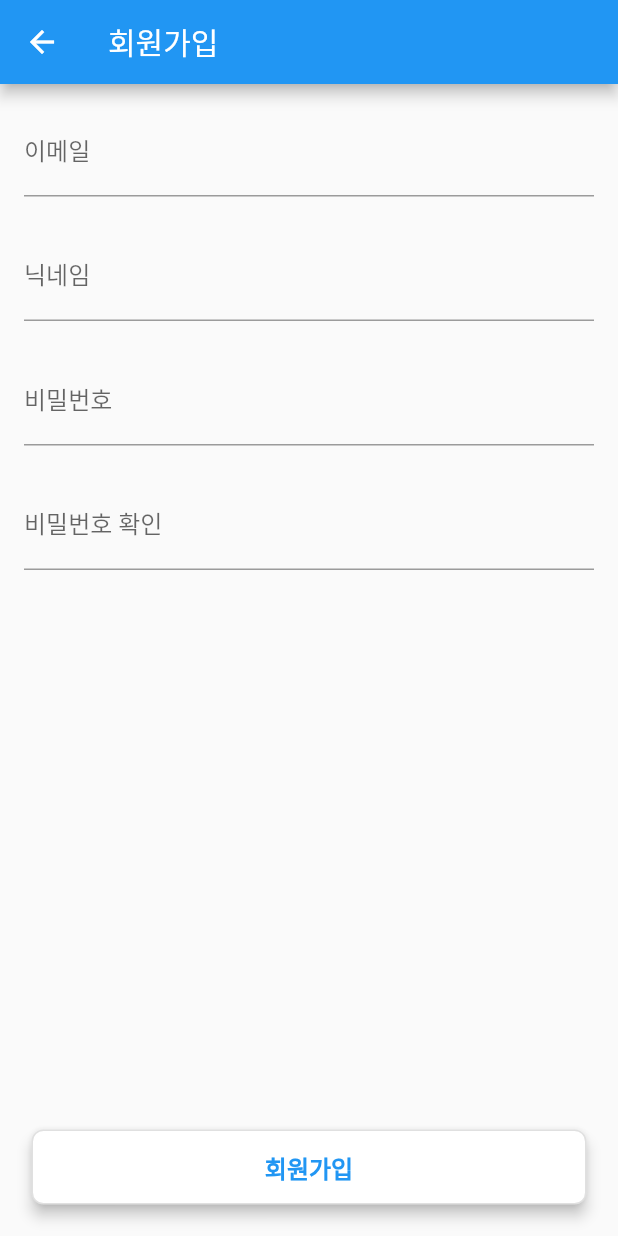
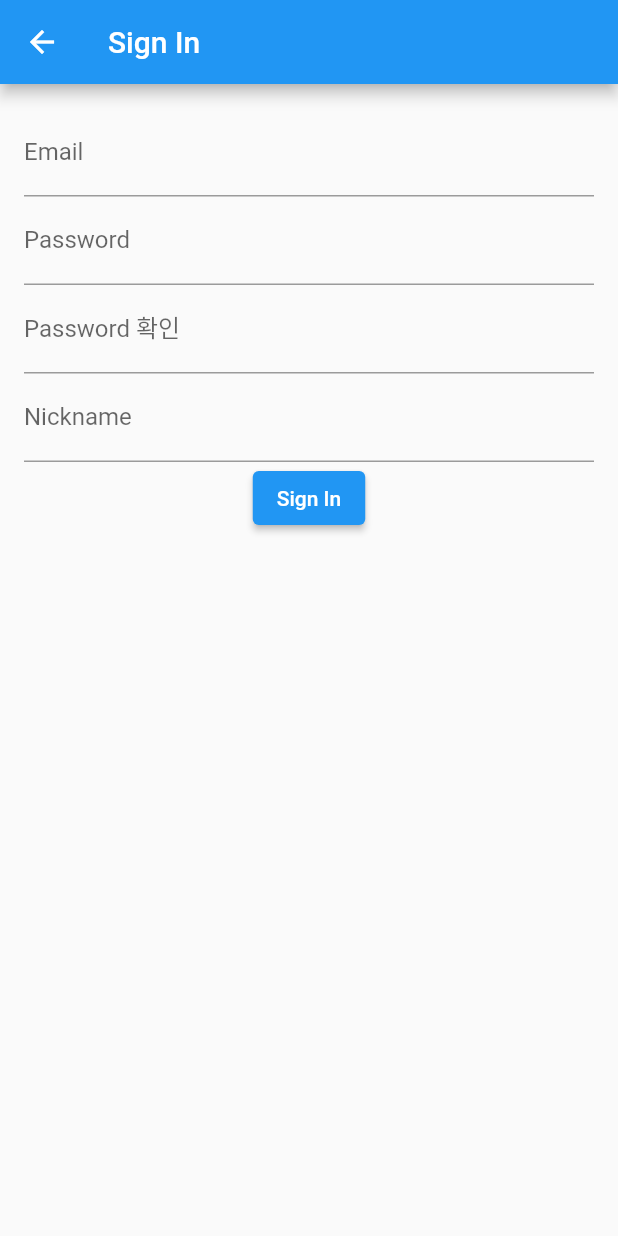
Before and after one commit to Madcamp4-Week2/Retent-Frontend, a Flutter app: the SignInFormScreen screen opened directly, on a phone screen of 412 x 824 dp. Run offline on Flutter 3.47's test engine with Material 2 defaults, Android fonts, the phone set to English and light mode, and no system bars; our stand-ins replace dropdown_button2, fl_chart, flip_card, flutter_slidable, rxdart; missing offline and left inert: kakao_flutter_sdk_common, kakao_flutter_sdk_user; Roboto replaces fonts that are missing (Pretendard).

Commit message:
회원가입 완료

```diff
--- a/lib/Views/Login/signin_form_screen.dart
+++ b/lib/Views/Login/signin_form_screen.dart
@@ -1,150 +1,100 @@
+// signin_form_screen.dart
 import 'package:flutter/material.dart';
-import 'package:test_project/Models/user.dart';
 import 'package:test_project/Services/api_user.dart';
-import 'package:test_project/Services/base_client.dart';
+import 'package:test_project/Views/Home/home_screen.dart';
 
 class SignInFormScreen extends StatefulWidget {
+  const SignInFormScreen({Key? key}) : super(key: key);
+
   @override
   _SignInFormScreenState createState() => _SignInFormScreenState();
 }
 
 class _SignInFormScreenState extends State<SignInFormScreen> {
-  final _formKey = GlobalKey<FormState>();
   final _emailController = TextEditingController();
+  final _password1Controller = TextEditingController();
+  final _password2Controller = TextEditingController();
   final _nicknameController = TextEditingController();
-  final _passwordController = TextEditingController();
-  final _confirmPasswordController = TextEditingController();
 
-  @override
-  void dispose() {
-    _emailController.dispose();
-    _nicknameController.dispose();
-    _passwordController.dispose();
-    _confirmPasswordController.dispose();
-    super.dispose();
-  }
-
-  void _submitForm() {
-    if (_formKey.currentState!.validate()) {
+  void _signin() async {
     final email = _emailController.text;
+    final password1 = _password1Controller.text;
+    final password2 = _password2Controller.text;
     final nickname = _nicknameController.text;
-      final password = _passwordController.text;
-      final confirmPassword = _confirmPasswordController.text;
-
-      // Perform your sign-in logic here
-      signinUserDB(nickname, email, password, confirmPassword);
-
-      // Clear the form
-      _emailController.clear();
-      _nicknameController.clear();
-      _passwordController.clear();
-      _confirmPasswordController.clear();
-
-      // Show a success message or navigate to the next screen
-      ScaffoldMessenger.of(context).showSnackBar(
-        const SnackBar(
-          content: Text('Sign-in successful!'),
+    print(
+        '======================================================================');
+    if (email.isEmpty ||
+        password1.isEmpty ||
+        password2.isEmpty ||
+        nickname.isEmpty) {
+      showDialog(
+        context: context,
+        builder: (context) => AlertDialog(
+          title: Text('Error'),
+          content: Text('Please fill in all fields.'),
+          actions: [
+            TextButton(
+              onPressed: () {
+                Navigator.pop(context);
+              },
+              child: Text('OK'),
+            ),
+          ],
         ),
       );
+    } else {
+      final result = await signinUser(
+          email, password1, password2, nickname); // Call signinUser function
+      if (result == 200) moveToHomeScreen();
     }
   }
 
+  void moveToHomeScreen() {
+    Navigator.push(
+        context, MaterialPageRoute(builder: (context) => HomeScreen()));
+  }
 
   @override
   Widget build(BuildContext context) {
     return Scaffold(
       appBar: AppBar(
-        title: const Text('회원가입'),
+        title: Text('Sign In'),
       ),
       body: Padding(
-        padding: const EdgeInsets.all(16.0),
-        child: Form(
-          key: _formKey,
+        padding: EdgeInsets.all(16.0),
         child: Column(
-            crossAxisAlignment: CrossAxisAlignment.stretch,
-            children: [
-              TextFormField(
+          children: <Widget>[
+            TextField(
               controller: _emailController,
-                decoration: const InputDecoration(
-                  labelText: '이메일',
+              decoration: InputDecoration(
+                labelText: 'Email',
               ),
-                validator: (value) {
-                  if (value == null || value.isEmpty) {
-                    return '이메일을 입력하세요';
-                  }
-                  return null;
-                },
             ),
-              const SizedBox(height: 24.0),
-              TextFormField(
-                controller: _nicknameController,
-                decoration: const InputDecoration(
-                  labelText: '닉네임',
-                ),
-                validator: (value) {
-                  if (value == null || value.isEmpty) {
-                    return '닉네임을 입력하세요';
-                  }
-                  return null;
-                },
-              ),
-              const SizedBox(height: 24.0),
-              TextFormField(
-                controller: _passwordController,
-                decoration: const InputDecoration(
-                  labelText: '비밀번호',
+            TextField(
+              controller: _password1Controller,
+              decoration: InputDecoration(
+                labelText: 'Password',
               ),
               obscureText: true,
-                validator: (value) {
-                  if (value == null || value.isEmpty) {
-                    return '비밀번호를 입력하세요';
-                  }
-                  return null;
-                },
             ),
-              const SizedBox(height: 24.0),
-              TextFormField(
-                controller: _confirmPasswordController,
-                decoration: const InputDecoration(
-                  labelText: '비밀번호 확인',
+            TextField(
+              controller: _password2Controller,
+              decoration: InputDecoration(
+                labelText: 'Password 확인',
               ),
               obscureText: true,
-                validator: (value) {
-                  if (value == null || value.isEmpty) {
-                    return '비밀번호 확인';
-                  }
-                  if (value != _passwordController.text) {
-                    return 'Passwords do not match';
-                  }
-                  return null;
-                },
             ),
-              const Spacer(),
-              Container(
-                width: double.infinity,
-                height: 50,
-                margin: const EdgeInsets.all(5),
-                child: OutlinedButton(
-                  onPressed: _submitForm,
-                  style: ElevatedButton.styleFrom(
-                    shape: RoundedRectangleBorder(
-                      borderRadius: BorderRadius.circular(8.0),
-                    ),
-                    padding: const EdgeInsets.symmetric(horizontal: 16.0, vertical: 12.0),
-                    elevation: 4.0,
-                    backgroundColor: Colors.white,
-                  ),
-                  child: const Text(
-                    '회원가입',
-                    style: TextStyle(
-                      fontSize: 16.0,
-                      fontWeight: FontWeight.bold,
+            TextField(
+              controller: _nicknameController,
+              decoration: InputDecoration(
+                labelText: 'Nickname',
               ),
             ),
-                ),
+            ElevatedButton(
+              child: Text('Sign In'),
+              onPressed: _signin,
             ),
           ],
-          ),
         ),
       ),
     );
```
Also changed, not shown: lib/Services/api_user.dart (+28 -0 lines). Lines whose indentation alone changed are shown as unchanged.
